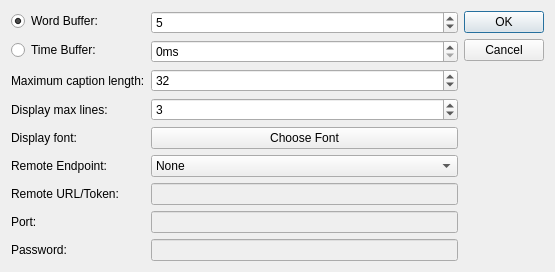
Old version of the form plover_cat/caption_dialog.ui in the repository greenwyrt/plover2CAT.
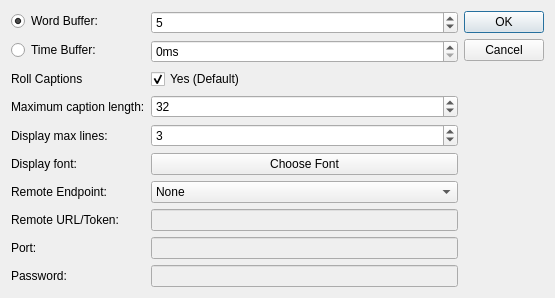
New version of the form.

The edit to the form file:
```diff
--- a/plover_cat/caption_dialog.ui
+++ b/plover_cat/caption_dialog.ui
@@ -7,7 +7,7 @@
     <x>0</x>
     <y>0</y>
     <width>555</width>
-    <height>237</height>
+    <height>243</height>
    </rect>
   </property>
   <property name="windowTitle">
@@ -26,14 +26,14 @@
        </property>
       </widget>
      </item>
-     <item row="2" column="0">
+     <item row="3" column="0">
       <widget class="QLabel" name="label">
        <property name="text">
         <string>Maximum caption length:</string>
        </property>
       </widget>
      </item>
-     <item row="2" column="1">
+     <item row="3" column="1">
       <widget class="QSpinBox" name="capLength">
        <property name="toolTip">
         <string>Maximum number of characters in one line</string>
@@ -46,7 +46,7 @@
        </property>
       </widget>
      </item>
-     <item row="3" column="1">
+     <item row="4" column="1">
       <widget class="QSpinBox" name="maxDisplayLines">
        <property name="toolTip">
         <string>Only display this number of lines in caption window</string>
@@ -59,14 +59,14 @@
        </property>
       </widget>
      </item>
-     <item row="3" column="0">
+     <item row="4" column="0">
       <widget class="QLabel" name="label_6">
        <property name="text">
         <string>Display max lines:</string>
        </property>
       </widget>
      </item>
-     <item row="4" column="1">
+     <item row="5" column="1">
       <widget class="QPushButton" name="fontSelector">
        <property name="toolTip">
         <string>Font for display</string>
@@ -76,14 +76,14 @@
        </property>
       </widget>
      </item>
-     <item row="4" column="0">
+     <item row="5" column="0">
       <widget class="QLabel" name="label_7">
        <property name="text">
         <string>Display font:</string>
        </property>
       </widget>
      </item>
-     <item row="5" column="1">
+     <item row="6" column="1">
       <widget class="QComboBox" name="remoteCapHost">
        <property name="toolTip">
         <string>Destination to send captions to</string>
@@ -110,14 +110,14 @@
        </item>
       </widget>
      </item>
-     <item row="5" column="0">
+     <item row="6" column="0">
       <widget class="QLabel" name="label_5">
        <property name="text">
         <string>Remote Endpoint:</string>
        </property>
       </widget>
      </item>
-     <item row="6" column="1">
+     <item row="7" column="1">
       <widget class="QLineEdit" name="hostURL">
        <property name="enabled">
         <bool>false</bool>
@@ -127,28 +127,28 @@
        </property>
       </widget>
      </item>
-     <item row="6" column="0">
+     <item row="7" column="0">
       <widget class="QLabel" name="label_4">
        <property name="text">
         <string>Remote URL/Token:</string>
        </property>
       </widget>
      </item>
-     <item row="7" column="1">
+     <item row="8" column="1">
       <widget class="QLineEdit" name="serverPort">
        <property name="enabled">
         <bool>false</bool>
        </property>
       </widget>
      </item>
-     <item row="7" column="0">
+     <item row="8" column="0">
       <widget class="QLabel" name="label_2">
        <property name="text">
         <string>Port:</string>
        </property>
       </widget>
      </item>
-     <item row="8" column="1">
+     <item row="9" column="1">
       <widget class="QLineEdit" name="serverPassword">
        <property name="enabled">
         <bool>false</bool>
@@ -158,7 +158,7 @@
        </property>
       </widget>
      </item>
-     <item row="8" column="0">
+     <item row="9" column="0">
       <widget class="QLabel" name="label_9">
        <property name="text">
         <string>Password:</string>
@@ -198,6 +198,23 @@
        </property>
       </widget>
      </item>
+     <item row="2" column="0">
+      <widget class="QLabel" name="label_3">
+       <property name="text">
+        <string>Roll Captions</string>
+       </property>
+      </widget>
+     </item>
+     <item row="2" column="1">
+      <widget class="QCheckBox" name="rollCaptions">
+       <property name="text">
+        <string>Yes (Default)</string>
+       </property>
+       <property name="checked">
+        <bool>true</bool>
+       </property>
+      </widget>
+     </item>
     </layout>
    </item>
    <item>
```
